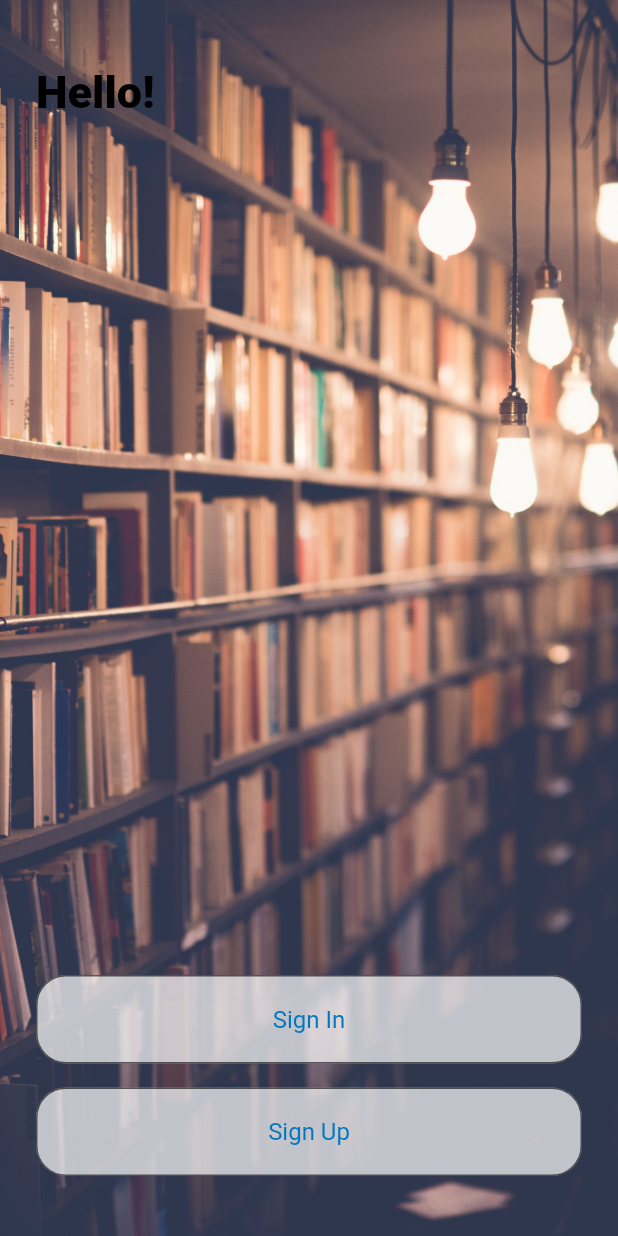
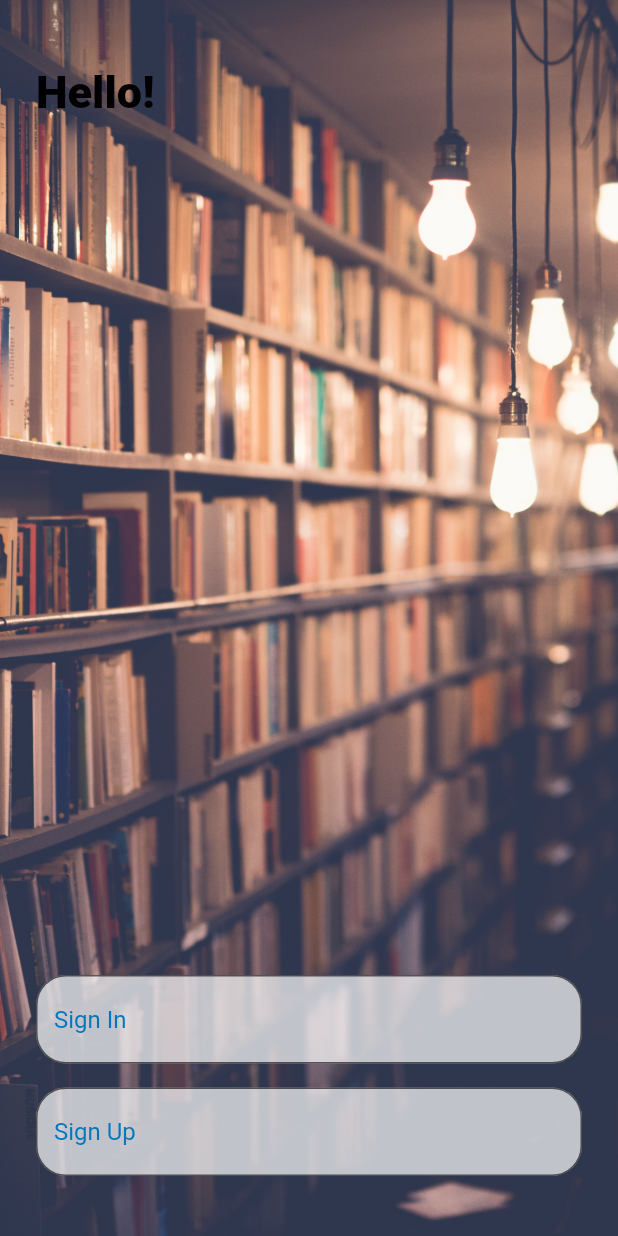
Before and after one commit to AlessandroADG/libraryApp, a Flutter app: the screen it shows after launch, on a phone screen of 412 x 824 dp. Run offline on Flutter 3.47's test engine with Material 2 defaults, Android fonts, the phone set to English and light mode, and no system bars; our stand-ins replace auto_route.

```diff
--- a/lib/core/presentation/widgets/text_field_app_widget.dart
+++ b/lib/core/presentation/widgets/text_field_app_widget.dart
@@ -1,19 +1,26 @@
 import 'package:flutter/material.dart';
-import 'package:library_app/core/utils/colors.dart';
 
 class TextFieldAppWidget extends StatelessWidget {
   final String hintText;
   final TextEditingController controller;
   final Color hintStyle;
   final Color fillColor;
-  const TextFieldAppWidget(
-      {required this.hintText, required this.controller, super.key,required this.fillColor, required this.hintStyle,});
+  final Widget? suffixIcon;
+
+  const TextFieldAppWidget({
+    required this.hintText,
+    required this.controller,
+    super.key,
+    required this.fillColor,
+    required this.hintStyle,
+    this.suffixIcon,
+  });
 
   @override
   Widget build(BuildContext context) {
     return TextField(
       controller: controller,
-      textAlign: TextAlign.center,
+      textAlign: TextAlign.start,
       decoration: InputDecoration(
         border: OutlineInputBorder(
           borderRadius: BorderRadius.circular(
@@ -21,6 +28,7 @@ class TextFieldAppWidget extends StatelessWidget {
           ),
         ),
         filled: true,
+        suffixIcon: suffixIcon,
         hintStyle: TextStyle(
           color: hintStyle,
         ),
--- /dev/null
+++ b/lib/core/route/app_auto_route.dart
@@ -0,0 +1,14 @@
+import 'package:auto_route/auto_route.dart';
+import 'package:library_app/core/route/router_module.dart';
+
+import 'app_auto_route.gr.dart';
+
+@AutoRouterConfig(
+  replaceInRouteName: 'Page,Route',
+)
+class AppRouter extends $AppRouter {
+  @override
+  List<AutoRoute> get routes => [
+        ...RouterModule.routerModuleList
+      ];
+}
--- /dev/null
+++ b/lib/core/route/router_module.dart
@@ -0,0 +1,20 @@
+import 'package:auto_route/auto_route.dart';
+import 'package:library_app/core/route/app_auto_route.gr.dart';
+
+class RouterModule {
+  const RouterModule._();
+
+  static final loginRoute = AutoRoute(
+    page: LoginRoute.page,
+    initial: true,
+  );
+
+  static final registrationRoute = AutoRoute(
+    page: RegistrationRoute.page,
+  );
+
+  static final routerModuleList = [
+    loginRoute,
+    registrationRoute,
+  ];
+}
--- a/lib/features/login/presentation/pages/login_page.dart
+++ b/lib/features/login/presentation/pages/login_page.dart
@@ -1,14 +1,15 @@
+import 'package:auto_route/auto_route.dart';
 import 'package:flutter/material.dart';
 
 import '../widgets/login_body_widget.dart';
 
+@RoutePage()
 class LoginPage extends StatelessWidget {
   const LoginPage({super.key});
 
   @override
   Widget build(BuildContext context) {
-    return Scaffold(
-
+    return const Scaffold(
       body: LoginBodyWidget(),
     );
   }
--- a/lib/features/login/presentation/widgets/login_body_widget.dart
+++ b/lib/features/login/presentation/widgets/login_body_widget.dart
@@ -1,6 +1,8 @@
+import 'package:auto_route/auto_route.dart';
 import 'package:flutter/material.dart';
 import 'package:library_app/core/presentation/widgets/text_app_widget.dart';
 import 'package:library_app/core/presentation/widgets/text_field_app_widget.dart';
+import 'package:library_app/core/route/app_auto_route.gr.dart';
 import 'package:library_app/core/utils/colors.dart';
 import 'package:library_app/core/utils/keys.dart';
 
--- a/lib/main.dart
+++ b/lib/main.dart
@@ -1,8 +1,11 @@
 import 'package:flutter/material.dart';
-import 'package:library_app/features/login/presentation/pages/login_page.dart';
+
+import 'core/route/app_auto_route.dart';
 
 void main() {
-  runApp(const MyApp());
+  runApp(
+    const MyApp(),
+  );
 }
 
 class MyApp extends StatelessWidget {
@@ -11,8 +14,9 @@ class MyApp extends StatelessWidget {
   // This widget is the root of your application.
   @override
   Widget build(BuildContext context) {
-    return const MaterialApp(
-      home: LoginPage(),
+    AppRouter router = AppRouter();
+    return MaterialApp.router(
+      routerConfig: router.config(),
     );
   }
 }
```
Also changed, not shown: lib/features/login/presentation/pages/registration_page.dart (added, +23 -0 lines), pubspec.yaml (+5 -4 lines), lib/core/route/app_auto_route.gr.dart (added), pubspec.lock, 5 other files.
